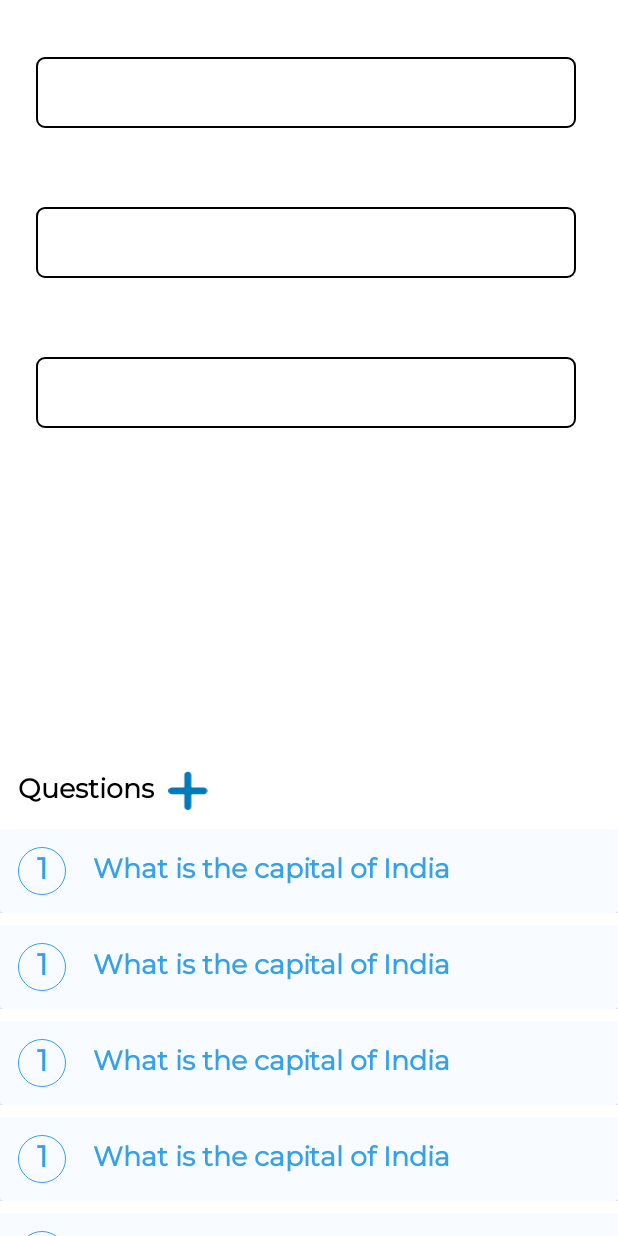
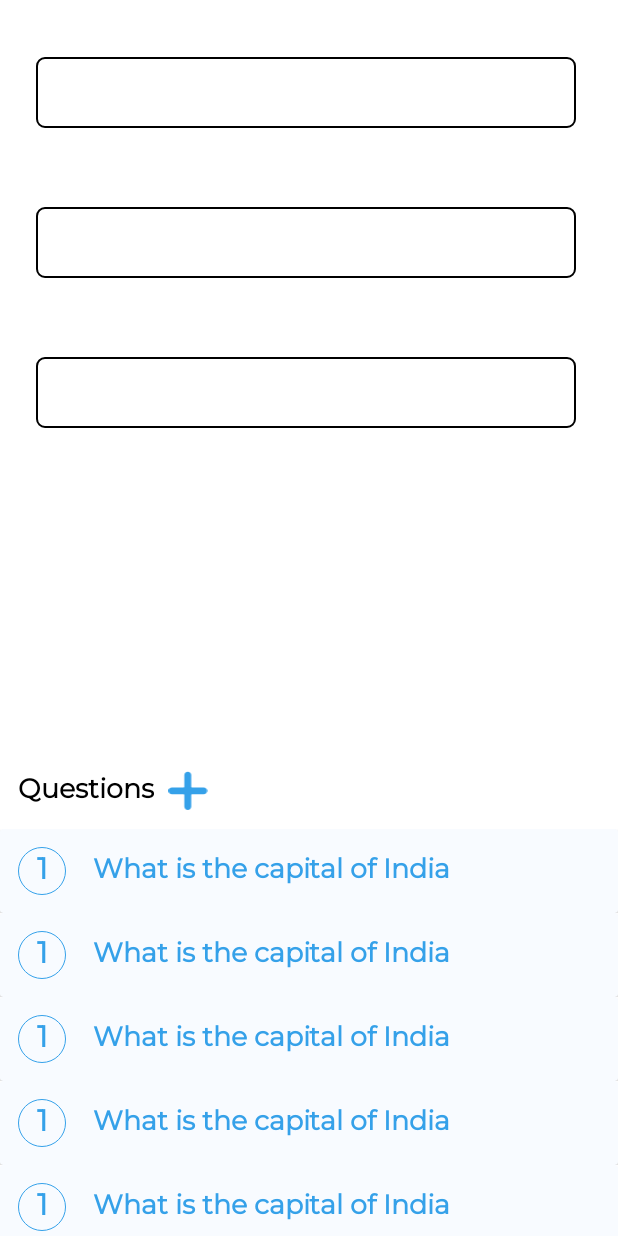
Before and after one commit to Quizzie-SE/Quizzie-Android-Companion, an Android app: the layout fragment_create_quiz.xml on its own in the app's theme, with its tools: preview values and no code run, on a phone screen of 412 x 824 dp. Run offline under Robolectric (Android 15) with nearby library versions, the phone set to English and light mode, and no system bars.

Commit message:
feat(core): Enhance ui

```diff
--- a/app/src/main/res/layout/custom_options_card.xml
+++ b/app/src/main/res/layout/custom_options_card.xml
@@ -10,6 +10,11 @@
         <variable
             name="optionLD"
             type="androidx.lifecycle.MutableLiveData&lt;String>" />
+
+        <variable
+            name="optionNo"
+            type="int" />
+
         <variable
             name="isSelected"
             type="boolean" />
@@ -61,6 +66,7 @@
                     android:importantForAutofill="no"
                     android:inputType="textMultiLine"
                     android:paddingTop="8dp"
+                    android:hint="@{@string/option(optionNo)}"
                     android:text="@={optionLD}"
                     android:paddingBottom="8dp"
                     android:textColor="@{isSelected ? @color/correctGreen : @color/colorPrimary}"
@@ -75,8 +81,6 @@
                     tools:textColor="@color/colorPrimary" />
 
             </androidx.constraintlayout.widget.ConstraintLayout>
-
         </androidx.cardview.widget.CardView>
-
     </androidx.constraintlayout.widget.ConstraintLayout>
 </layout>
--- a/app/src/main/res/layout/custom_title_over_edittext.xml
+++ b/app/src/main/res/layout/custom_title_over_edittext.xml
@@ -72,6 +72,7 @@
             android:layout_marginEnd="3dp"
             android:textColor="@color/deleteColor"
             android:textSize="10sp"
+            android:text="@={errorLiveData}"
             app:layout_constraintEnd_toEndOf="@+id/et_text"
             app:layout_constraintStart_toStartOf="@+id/et_text"
             app:layout_constraintTop_toBottomOf="@+id/et_text"
--- a/app/src/main/res/layout/fragment_create_quiz.xml
+++ b/app/src/main/res/layout/fragment_create_quiz.xml
@@ -15,7 +15,10 @@
 
     <androidx.core.widget.NestedScrollView
         android:layout_width="match_parent"
-        android:layout_height="match_parent">
+        android:layout_height="match_parent"
+        android:fillViewport="true"
+        android:clipToPadding="false"
+        android:paddingBottom="16dp">
 
         <androidx.constraintlayout.widget.ConstraintLayout
             android:layout_width="match_parent"
@@ -33,9 +36,9 @@
                 app:layout_constraintStart_toStartOf="parent"
                 app:layout_constraintTop_toTopOf="parent"
                 bind:errorLiveData="@{viewmodel.createQuizViewState.name.error}"
+                bind:maxLength="@{25}"
                 bind:textLiveData="@{viewmodel.createQuizViewState.name.input}"
-                bind:title="@{@string/quiz_name}"
-                bind:maxLength="@{25}"/>
+                bind:title="@{@string/quiz_name}" />
 
             <include
                 android:id="@+id/quiz_date_et"
@@ -48,9 +51,9 @@
                 app:layout_constraintTop_toBottomOf="@+id/quiz_name_et"
                 bind:errorLiveData="@{viewmodel.createQuizViewState.date.error}"
                 bind:icon="@{@drawable/ic_calendar}"
+                bind:maxLength="@{10}"
                 bind:textLiveData="@{viewmodel.createQuizViewState.date.input}"
-                bind:title="@{@string/date}"
-                bind:maxLength="@{10}"/>
+                bind:title="@{@string/date}" />
 
             <include
                 android:id="@+id/quiz_time_et"
@@ -63,9 +66,9 @@
                 app:layout_constraintTop_toBottomOf="@+id/quiz_date_et"
                 bind:errorLiveData="@{viewmodel.createQuizViewState.time.error}"
                 bind:icon="@{@drawable/ic_time}"
+                bind:maxLength="@{10}"
                 bind:textLiveData="@{viewmodel.createQuizViewState.time.input}"
-                bind:title="@{@string/time}"
-                bind:maxLength="@{10}"/>
+                bind:title="@{@string/time}" />
 
             <TextView
                 android:id="@+id/textView3"
@@ -84,20 +87,23 @@
                 android:layout_width="150dp"
                 android:layout_height="150dp"
                 android:layout_marginTop="32dp"
+                app:backgroundColor="@color/white"
                 app:layout_constraintEnd_toEndOf="@+id/quiz_time_et"
                 app:layout_constraintStart_toStartOf="@+id/quiz_time_et"
                 app:layout_constraintTop_toBottomOf="@+id/quiz_time_et"
                 app:maxProgress="@{60}"
-                tools:progress="20"
+                app:progress="@={Converter.intToFloat(viewmodel.createQuizViewState.duration.input)}"
                 app:thickness="6dp"
-                app:backgroundColor="@color/white"
-                app:progress="@={Converter.intToFloat(viewmodel.createQuizViewState.duration.input)}" />
+                tools:progress="20" />
 
             <androidx.recyclerview.widget.RecyclerView
                 android:id="@+id/questions_rv"
                 android:layout_width="0dp"
                 android:layout_height="wrap_content"
                 android:layout_marginTop="12dp"
+                android:nestedScrollingEnabled="true"
+                android:overScrollMode="never"
+                app:layout_constraintBottom_toBottomOf="parent"
                 app:layout_constraintEnd_toEndOf="parent"
                 app:layout_constraintStart_toStartOf="parent"
                 app:layout_constraintTop_toBottomOf="@+id/textView3"
@@ -114,7 +120,8 @@
                 app:layout_constraintBottom_toBottomOf="@+id/textView3"
                 app:layout_constraintStart_toEndOf="@+id/textView3"
                 app:layout_constraintTop_toTopOf="@+id/textView3"
-                app:srcCompat="@drawable/ic_plus" />
+                app:srcCompat="@drawable/ic_plus"
+                app:tint="@color/colorPrimary" />
 
             <TextView
                 android:id="@+id/textView8"
--- a/app/src/main/res/layout/fragment_insert_ques.xml
+++ b/app/src/main/res/layout/fragment_insert_ques.xml
@@ -81,6 +81,7 @@
                     bind:onCheckChangedListener="@{(isChecked) -> viewmodel.selectOption(0, isChecked)}"
                     bind:isSelected="@{viewmodel.insertQuesViewState.correctOption.equals(0)}"
                     bind:optionLD="@{viewmodel.insertQuesViewState.options.get(0)}"
+                    bind:optionNo="@{0}"
                     layout="@layout/custom_options_card" />
 
                 <include
@@ -88,6 +89,7 @@
                     bind:onCheckChangedListener="@{(isChecked) -> viewmodel.selectOption(1, isChecked)}"
                     bind:isSelected="@{viewmodel.insertQuesViewState.correctOption.equals(1)}"
                     bind:optionLD="@{viewmodel.insertQuesViewState.options.get(1)}"
+                    bind:optionNo="@{1}"
                     layout="@layout/custom_options_card" />
 
                 <include
@@ -95,6 +97,7 @@
                     bind:onCheckChangedListener="@{(isChecked) -> viewmodel.selectOption(2, isChecked)}"
                     bind:isSelected="@{viewmodel.insertQuesViewState.correctOption.equals(2)}"
                     bind:optionLD="@{viewmodel.insertQuesViewState.options.get(2)}"
+                    bind:optionNo="@{2}"
                     layout="@layout/custom_options_card" />
 
                 <include
@@ -102,6 +105,7 @@
                     bind:onCheckChangedListener="@{(isChecked) -> viewmodel.selectOption(3, isChecked)}"
                     bind:isSelected="@{viewmodel.insertQuesViewState.correctOption.equals(3)}"
                     bind:optionLD="@{viewmodel.insertQuesViewState.options.get(3)}"
+                    bind:optionNo="@{3}"
                     layout="@layout/custom_options_card" />
 
             </LinearLayout>
--- a/app/src/main/res/layout/item_question.xml
+++ b/app/src/main/res/layout/item_question.xml
@@ -16,7 +16,7 @@
     <androidx.constraintlayout.widget.ConstraintLayout
         android:layout_width="match_parent"
         android:layout_height="wrap_content"
-        android:paddingBottom="8dp">
+        android:foreground="?attr/selectableItemBackground">
 
         <androidx.cardview.widget.CardView
             android:layout_width="0dp"
@@ -39,9 +39,9 @@
                     android:layout_marginStart="12dp"
                     android:background="@drawable/ic_circle"
                     android:gravity="center"
+                    android:text="@{String.valueOf(number)}"
                     android:textColor="@color/colorPrimary"
                     android:textSize="20sp"
-                    android:text="@{String.valueOf(number)}"
                     android:textStyle="bold"
                     app:layout_constraintBottom_toBottomOf="parent"
                     app:layout_constraintStart_toStartOf="parent"
--- a/app/src/main/res/layout/item_quiz.xml
+++ b/app/src/main/res/layout/item_quiz.xml
@@ -25,6 +25,7 @@
         <androidx.constraintlayout.widget.ConstraintLayout
             android:layout_width="match_parent"
             android:layout_height="wrap_content"
+            android:foreground="?attr/selectableItemBackground"
             android:alpha="@{isOver ? 128 : 255}"
             android:background="?attr/colorSurface"
             android:padding="12dp">
```
